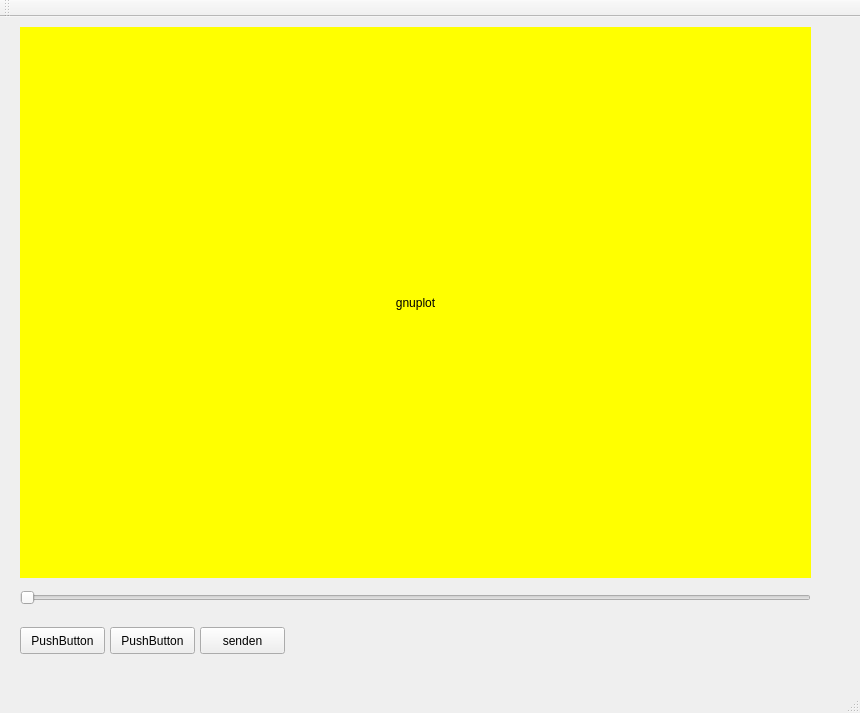
Before: the Qt Designer form mainwindow.ui in LexySchmitz/Gnuplot-GUI-Control, drawn with Qt 5.
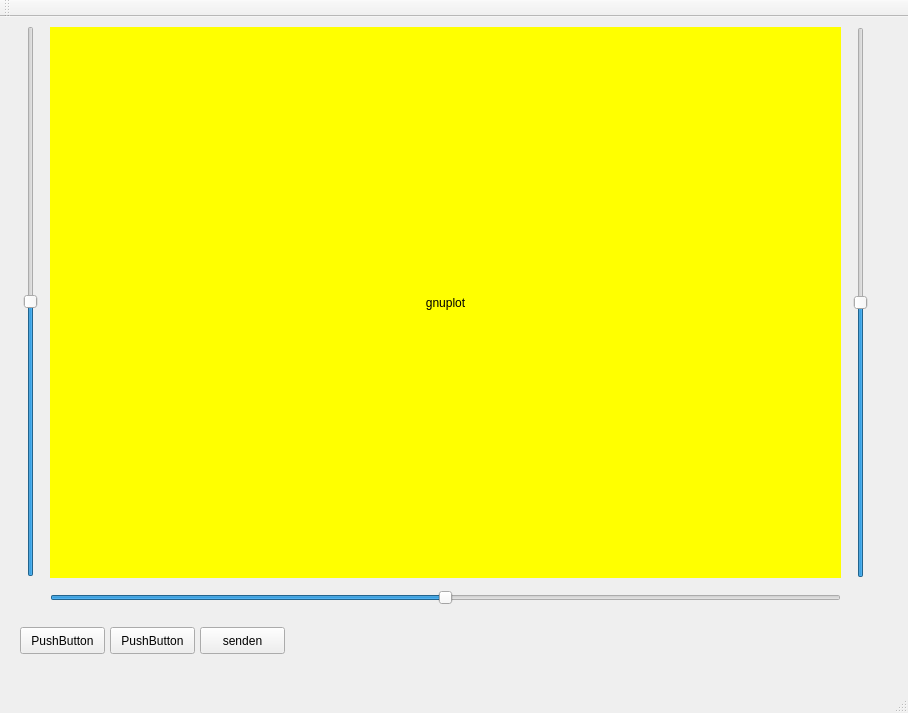
After: the same form once the commit is applied. Custom widgets are drawn as their Qt base class.

What changed in the file:
```diff
--- a/mainwindow.ui
+++ b/mainwindow.ui
@@ -6,7 +6,7 @@
    <rect>
     <x>0</x>
     <y>0</y>
-    <width>860</width>
+    <width>908</width>
     <height>713</height>
    </rect>
   </property>
@@ -56,7 +56,7 @@
    <widget class="Gnuplot" name="gnuplot">
     <property name="geometry">
      <rect>
-      <x>20</x>
+      <x>50</x>
       <y>10</y>
       <width>791</width>
       <height>551</height>
@@ -78,16 +78,60 @@
    <widget class="QSlider" name="horizontalSlider">
     <property name="geometry">
      <rect>
-      <x>20</x>
+      <x>50</x>
       <y>570</y>
       <width>791</width>
       <height>21</height>
      </rect>
     </property>
+    <property name="maximum">
+     <number>180</number>
+    </property>
+    <property name="value">
+     <number>90</number>
+    </property>
     <property name="orientation">
      <enum>Qt::Horizontal</enum>
     </property>
    </widget>
+   <widget class="QSlider" name="verticalSlider">
+    <property name="geometry">
+     <rect>
+      <x>850</x>
+      <y>10</y>
+      <width>21</width>
+      <height>551</height>
+     </rect>
+    </property>
+    <property name="maximum">
+     <number>180</number>
+    </property>
+    <property name="value">
+     <number>90</number>
+    </property>
+    <property name="orientation">
+     <enum>Qt::Vertical</enum>
+    </property>
+   </widget>
+   <widget class="QSlider" name="zoomSlider">
+    <property name="geometry">
+     <rect>
+      <x>20</x>
+      <y>9</y>
+      <width>21</width>
+      <height>551</height>
+     </rect>
+    </property>
+    <property name="minimum">
+     <number>-10</number>
+    </property>
+    <property name="maximum">
+     <number>10</number>
+    </property>
+    <property name="orientation">
+     <enum>Qt::Vertical</enum>
+    </property>
+   </widget>
   </widget>
   <widget class="QMenuBar" name="menuBar">
    <property name="geometry">
```
Left out of the diff: 2 changed lines with no effect on the pictures.
